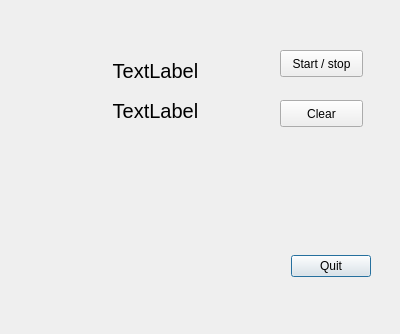
The window that uc_projets/openchrono/chronometer/ui/dialog.ui (BackupTheBerlios/openphysic-svn) describes before a commit, drawn with Qt 5.
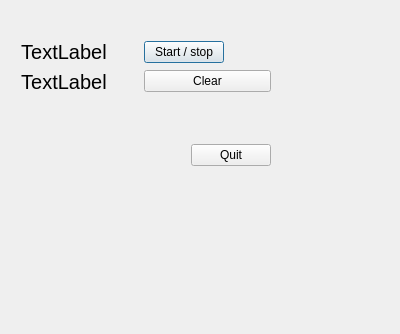
The same window after the commit.

Patch:
```diff
--- a/uc_projets/openchrono/chronometer/ui/dialog.ui
+++ b/uc_projets/openchrono/chronometer/ui/dialog.ui
@@ -12,111 +12,137 @@
   <property name="windowTitle" >
    <string>Dialog</string>
   </property>
-  <widget class="QWidget" name="layoutWidget" >
+  <widget class="QWidget" name="" >
    <property name="geometry" >
     <rect>
-     <x>20</x>
-     <y>250</y>
-     <width>351</width>
-     <height>33</height>
+     <x>0</x>
+     <y>0</y>
+     <width>271</width>
+     <height>211</height>
     </rect>
    </property>
+   <layout class="QVBoxLayout" >
+    <item>
    <layout class="QHBoxLayout" >
-    <property name="margin" >
-     <number>0</number>
-    </property>
-    <property name="spacing" >
-     <number>6</number>
-    </property>
+      <item>
+       <layout class="QVBoxLayout" >
+        <item>
+         <widget class="QLabel" name="lblTime" >
+          <property name="sizePolicy" >
+           <sizepolicy vsizetype="Minimum" hsizetype="Preferred" >
+            <horstretch>0</horstretch>
+            <verstretch>1</verstretch>
+           </sizepolicy>
+          </property>
+          <property name="font" >
+           <font>
+            <pointsize>15</pointsize>
+           </font>
+          </property>
+          <property name="text" >
+           <string>TextLabel</string>
+          </property>
+          <property name="alignment" >
+           <set>Qt::AlignCenter</set>
+          </property>
+         </widget>
+        </item>
+        <item>
+         <widget class="QLabel" name="lblMsg" >
+          <property name="sizePolicy" >
+           <sizepolicy vsizetype="Minimum" hsizetype="Preferred" >
+            <horstretch>0</horstretch>
+            <verstretch>1</verstretch>
+           </sizepolicy>
+          </property>
+          <property name="font" >
+           <font>
+            <pointsize>15</pointsize>
+           </font>
+          </property>
+          <property name="text" >
+           <string>TextLabel</string>
+          </property>
+          <property name="alignment" >
+           <set>Qt::AlignCenter</set>
+          </property>
+         </widget>
+        </item>
+       </layout>
+      </item>
     <item>
      <spacer>
       <property name="orientation" >
        <enum>Qt::Horizontal</enum>
       </property>
+        <property name="sizeType" >
+         <enum>QSizePolicy::Maximum</enum>
+        </property>
       <property name="sizeHint" >
        <size>
-        <width>131</width>
-        <height>31</height>
+          <width>10</width>
+          <height>20</height>
        </size>
       </property>
      </spacer>
     </item>
     <item>
-     <widget class="QPushButton" name="cancelButton" >
-      <property name="text" >
-       <string>Quit</string>
-      </property>
-     </widget>
-    </item>
-   </layout>
-  </widget>
+       <layout class="QVBoxLayout" >
+        <item>
   <widget class="QPushButton" name="butStartStop" >
-   <property name="geometry" >
-    <rect>
-     <x>280</x>
-     <y>50</y>
-     <width>83</width>
-     <height>27</height>
-    </rect>
+          <property name="sizePolicy" >
+           <sizepolicy vsizetype="Fixed" hsizetype="Maximum" >
+            <horstretch>0</horstretch>
+            <verstretch>0</verstretch>
+           </sizepolicy>
    </property>
    <property name="text" >
     <string>Start / stop</string>
    </property>
   </widget>
+        </item>
+        <item>
   <widget class="QPushButton" name="butClear" >
-   <property name="geometry" >
-    <rect>
-     <x>280</x>
-     <y>100</y>
-     <width>83</width>
-     <height>27</height>
-    </rect>
+          <property name="sizePolicy" >
+           <sizepolicy vsizetype="Maximum" hsizetype="Preferred" >
+            <horstretch>0</horstretch>
+            <verstretch>0</verstretch>
+           </sizepolicy>
    </property>
    <property name="text" >
     <string>Clear</string>
    </property>
   </widget>
-  <widget class="QLabel" name="lblTime" >
-   <property name="geometry" >
-    <rect>
-     <x>50</x>
-     <y>50</y>
-     <width>211</width>
-     <height>41</height>
-    </rect>
-   </property>
-   <property name="font" >
-    <font>
-     <pointsize>15</pointsize>
-    </font>
-   </property>
+        </item>
+       </layout>
+      </item>
+     </layout>
+    </item>
+    <item>
+     <layout class="QHBoxLayout" >
+      <item>
+       <spacer>
+        <property name="orientation" >
+         <enum>Qt::Horizontal</enum>
+        </property>
+        <property name="sizeHint" >
+         <size>
+          <width>131</width>
+          <height>31</height>
+         </size>
+        </property>
+       </spacer>
+      </item>
+      <item>
+       <widget class="QPushButton" name="cancelButton" >
    <property name="text" >
-    <string>TextLabel</string>
-   </property>
-   <property name="alignment" >
-    <set>Qt::AlignCenter</set>
-   </property>
-  </widget>
-  <widget class="QLabel" name="lblMsg" >
-   <property name="geometry" >
-    <rect>
-     <x>50</x>
-     <y>90</y>
-     <width>211</width>
-     <height>41</height>
-    </rect>
-   </property>
-   <property name="font" >
-    <font>
-     <pointsize>15</pointsize>
-    </font>
-   </property>
-   <property name="text" >
-    <string>TextLabel</string>
-   </property>
-   <property name="alignment" >
-    <set>Qt::AlignCenter</set>
-   </property>
+         <string>Quit</string>
+        </property>
+       </widget>
+      </item>
+     </layout>
+    </item>
+   </layout>
   </widget>
  </widget>
  <resources/>
```
Lines whose indentation alone changed are shown as unchanged.
